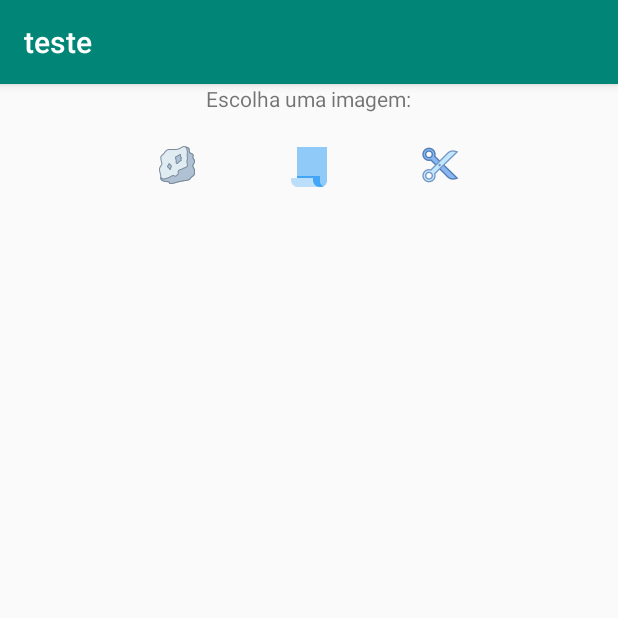
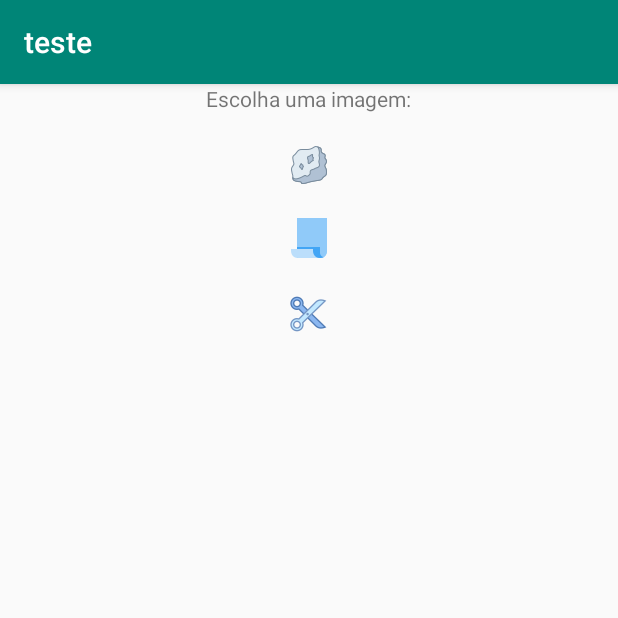
Before and after one commit to Thanyla/jokempo, an Android app: the screen it shows after launch (MainActivity), on a phone screen of 412 x 824 dp, the top half of it. Run offline under Robolectric (Android 15) with nearby library versions, the phone set to English and light mode, and no system bars.

Commit message:
Ajuste layout

```diff
--- a/app/src/main/res/layout/activity_main.xml
+++ b/app/src/main/res/layout/activity_main.xml
@@ -21,7 +21,7 @@
     <LinearLayout
         android:layout_width="match_parent"
         android:layout_height="match_parent"
-        android:orientation="horizontal"
+        android:orientation="vertical"
         android:gravity="center_horizontal">
 
         <Button
```
